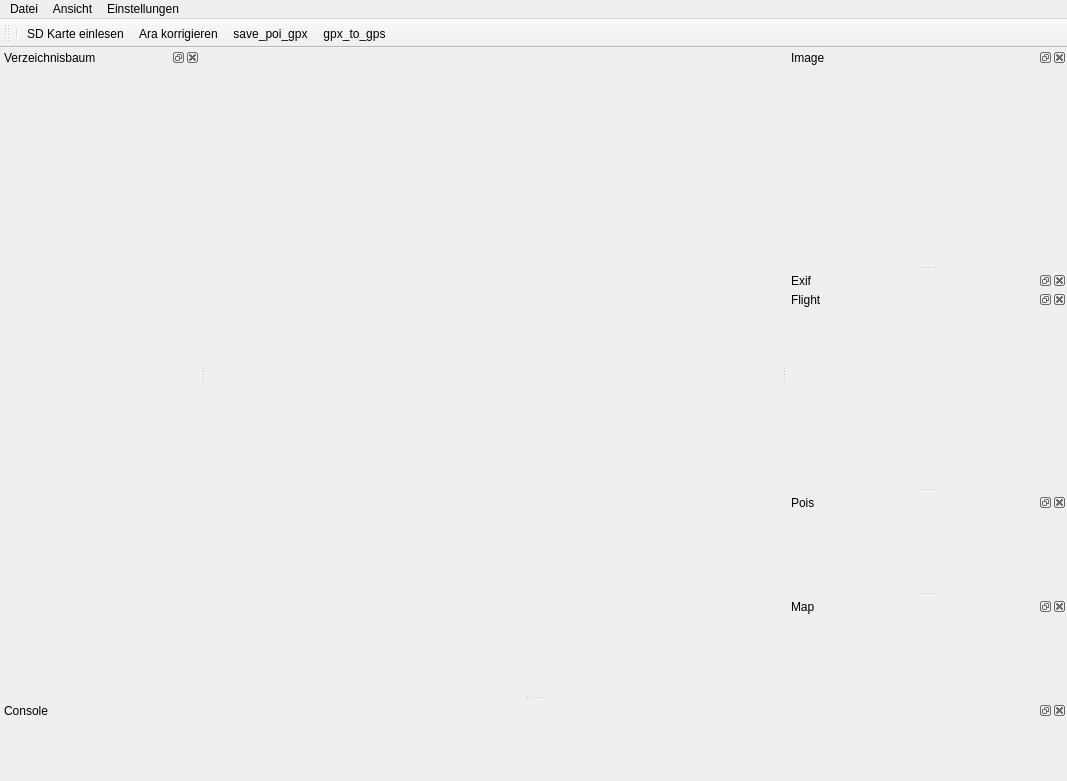
This is poitagger/ui/poitagger.ui in dlr-eoc/poitagger as Qt 5 draws it before an edit. The edited form follows.
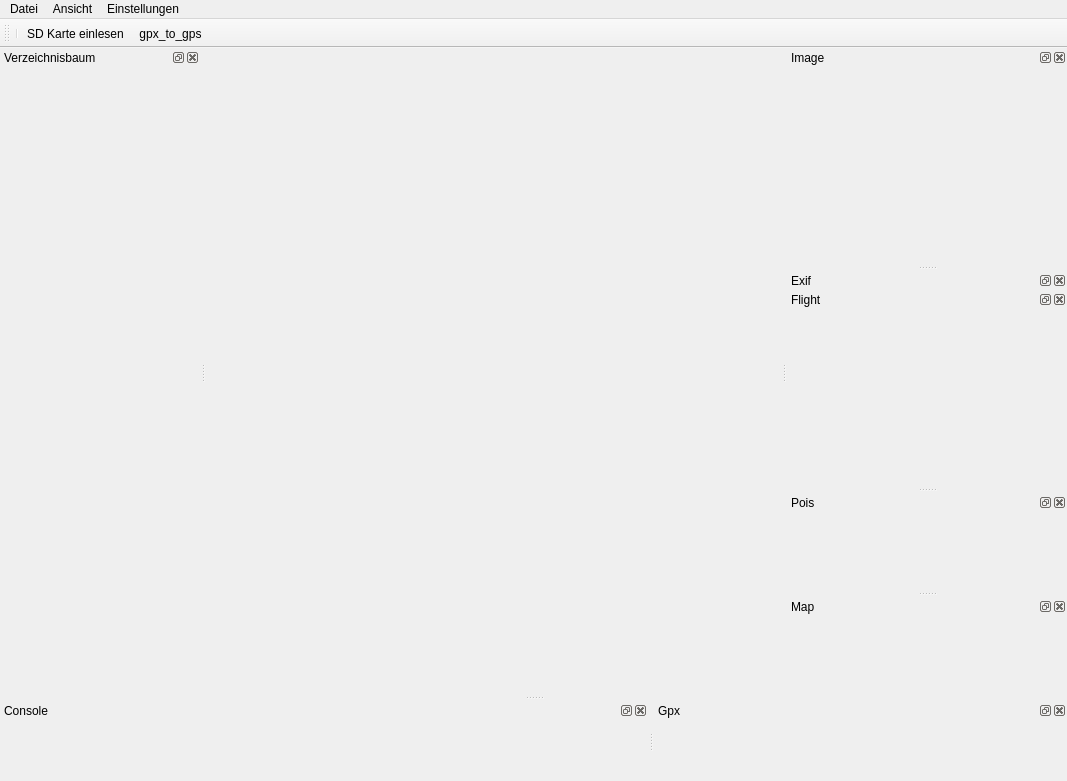
This is the edited form. Icons and pictures are not drawn.

Diff of the .ui file:
```diff
--- a/poitagger/ui/poitagger.ui
+++ b/poitagger/ui/poitagger.ui
@@ -192,8 +192,6 @@
    </attribute>
    <addaction name="separator"/>
    <addaction name="actionSD_Karte_einlesen"/>
-   <addaction name="actionAra_korrigieren"/>
-   <addaction name="actionSave_poi_gpx"/>
    <addaction name="actionGpx_to_gps"/>
   </widget>
   <widget class="QDockWidget" name="GeoViewDockWidget">
@@ -205,6 +203,15 @@
    </attribute>
    <widget class="QWidget" name="dockWidgetContents_3"/>
   </widget>
+  <widget class="QDockWidget" name="GpxDockWidget">
+   <property name="windowTitle">
+    <string>Gpx</string>
+   </property>
+   <attribute name="dockWidgetArea">
+    <number>8</number>
+   </attribute>
+   <widget class="QWidget" name="dockWidgetContents"/>
+  </widget>
   <action name="actionUAV_Pose">
    <property name="checkable">
     <bool>true</bool>
@@ -278,24 +285,6 @@
     <string>jpg export</string>
    </property>
   </action>
-  <action name="actionAra_korrigieren">
-   <property name="icon">
-    <iconset>
-     <normaloff>icons/edit-text-file.png</normaloff>icons/edit-text-file.png</iconset>
-   </property>
-   <property name="text">
-    <string>Ara korrigieren</string>
-   </property>
-  </action>
-  <action name="actionSave_poi_gpx">
-   <property name="icon">
-    <iconset>
-     <normaloff>icons/poitagger.png</normaloff>icons/poitagger.png</iconset>
-   </property>
-   <property name="text">
-    <string>save_poi_gpx</string>
-   </property>
-  </action>
   <action name="actionGoogleMaps">
    <property name="icon">
     <iconset>
```
Left out of the diff: 2 changed lines with no effect on the pictures.
